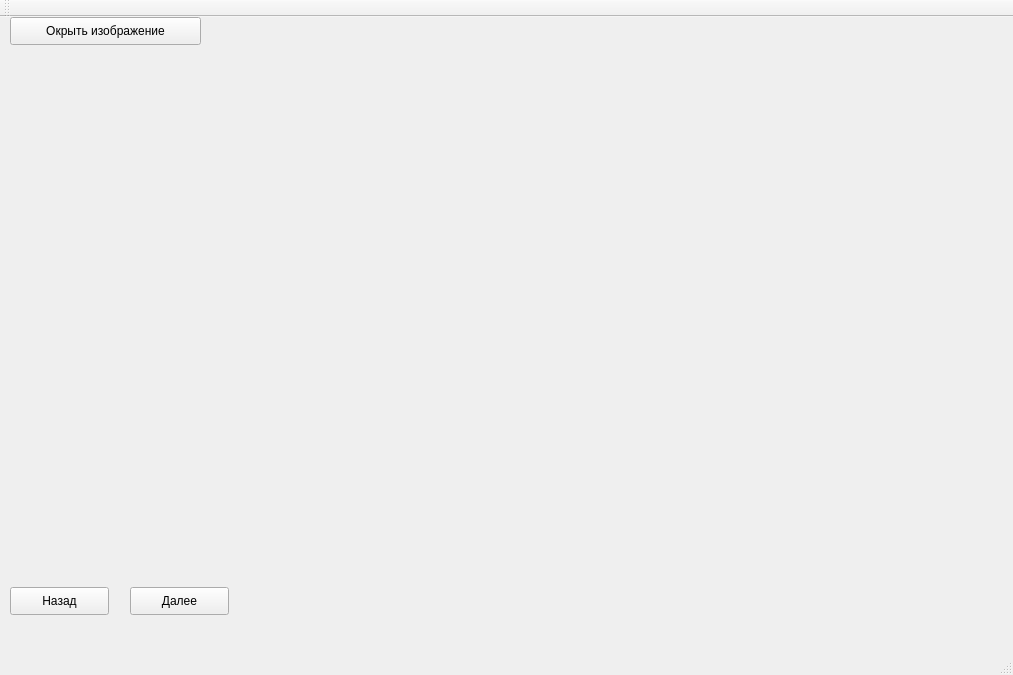
nicknick1945/melonoma, file mainwindow.ui: the form before one commit.
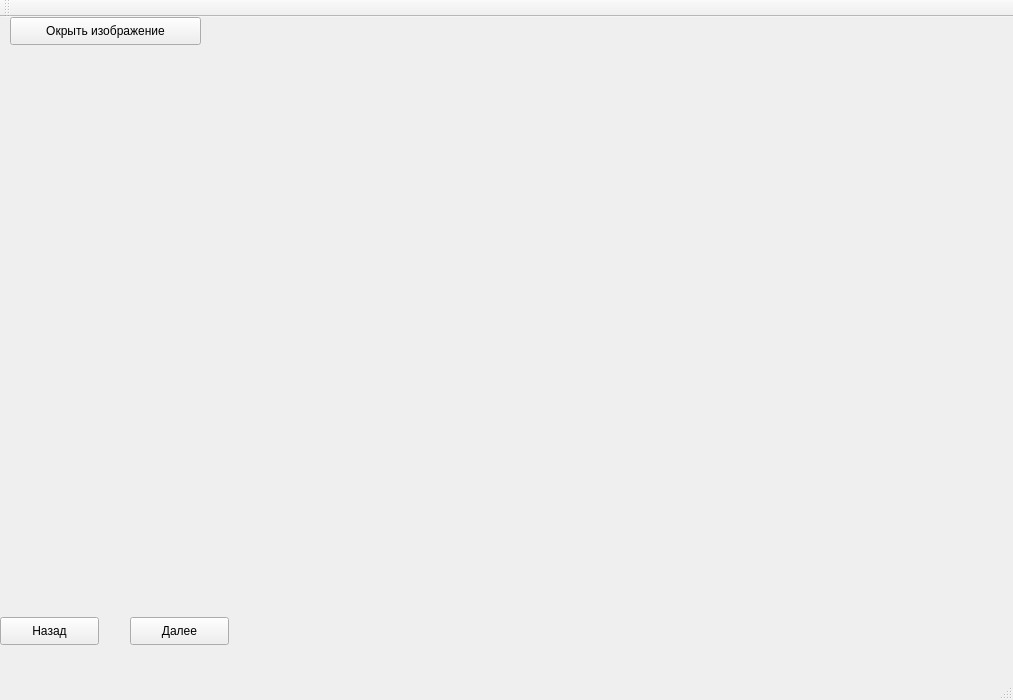
The form after the commit.

Patch:
```diff
--- a/mainwindow.ui
+++ b/mainwindow.ui
@@ -7,7 +7,7 @@
     <x>0</x>
     <y>0</y>
     <width>1013</width>
-    <height>675</height>
+    <height>700</height>
    </rect>
   </property>
   <property name="windowTitle">
@@ -18,7 +18,7 @@
     <property name="geometry">
      <rect>
       <x>130</x>
-      <y>570</y>
+      <y>600</y>
       <width>99</width>
       <height>28</height>
      </rect>
@@ -30,8 +30,8 @@
    <widget class="QPushButton" name="previous">
     <property name="geometry">
      <rect>
-      <x>10</x>
-      <y>570</y>
+      <x>0</x>
+      <y>600</y>
       <width>99</width>
       <height>28</height>
      </rect>
```
Left out of the diff: 2 changed lines with no effect on the pictures.
